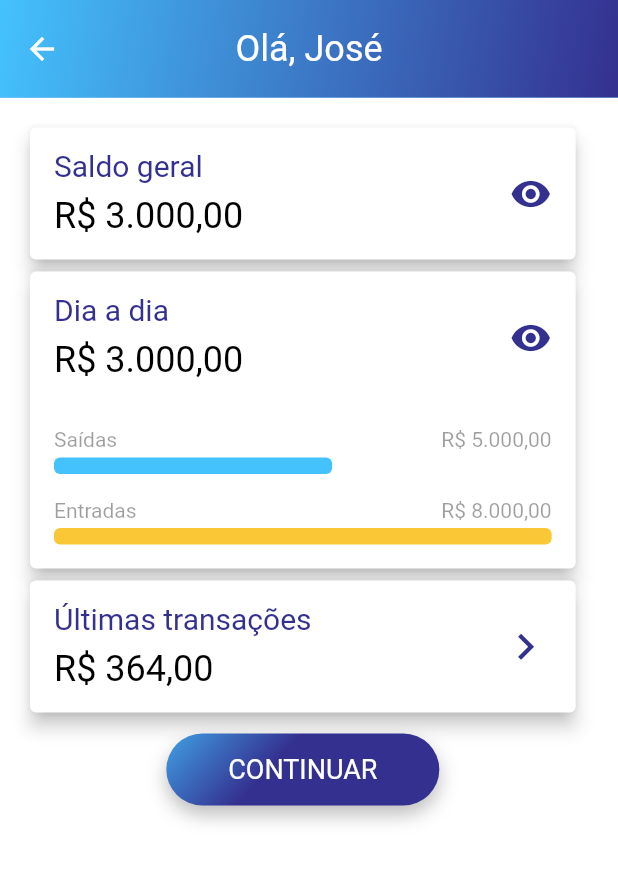
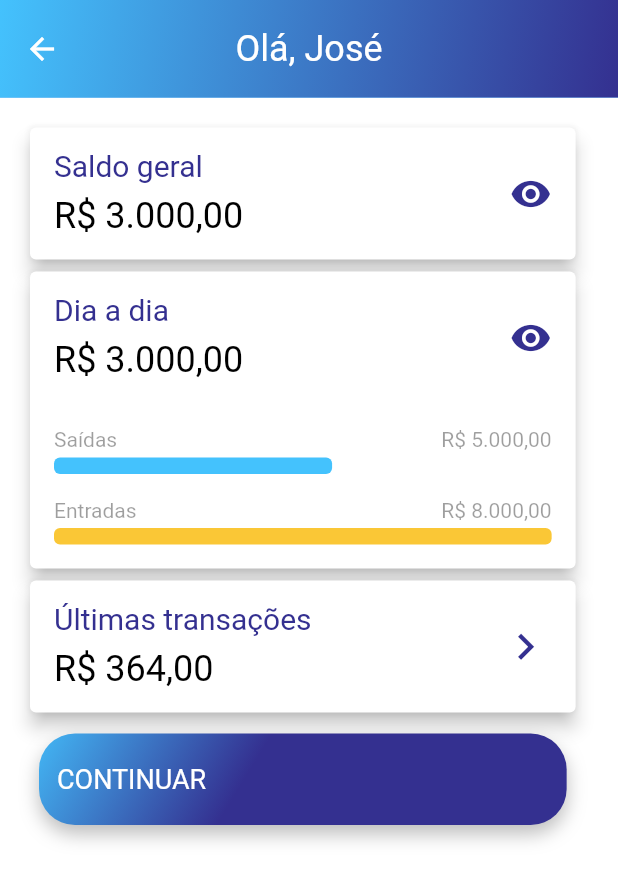
Before and after one commit to luna-vasconcelos/raroacademy-budget-techninjas, a Flutter app: the HomePage screen opened by its route, on a phone screen of 412 x 824 dp. Shown: the top 881 px of the screen. Run offline on Flutter 3.47's test engine with Material 2 defaults, Android fonts, the phone set to English and light mode, and no system bars; our stand-ins replace auth_buttons, firebase_auth, firebase_core, flutter_modular, flutter_screenutil, mobx; missing offline and left inert: animated_card; accounts and stored records are empty; generated files the repository leaves out were written again; project files that could hold a hidden picture were left out.

```diff
--- a/lib/src/app_module.dart
+++ b/lib/src/app_module.dart
@@ -14,8 +14,7 @@ class AppModule extends Module {
 
   @override
   List<ModularRoute> get routes => [
-        ModuleRoute(Modular.initialRoute,
-            module: CreateAccountModule() /*SplashModule()*/),
+        ModuleRoute(Modular.initialRoute, module: SplashModule()),
         ModuleRoute("/initial", module: InitialPageModule()),
         ModuleRoute("/login", module: LoginModule()),
         ModuleRoute("/createaccount", module: CreateAccountModule()),
--- a/lib/src/modules/home/home/home_page.dart
+++ b/lib/src/modules/home/home/home_page.dart
@@ -202,6 +202,7 @@ class _HomePageState extends State<HomePage> {
                 ),
               ),
               ElevatedButtonWidget(
+                  fontSize: 18,
                   buttonText: 'CONTINUAR',
                   width: 182,
                   height: 40,
--- a/lib/src/modules/login/create_account/create_account_module.dart
+++ b/lib/src/modules/login/create_account/create_account_module.dart
@@ -18,7 +18,7 @@ class CreateAccountModule extends Module {
             child: (context, args) => CreateAccountPage(),
             children: [
               ChildRoute('/pageStep1',
-                  child: (_, __) => CreateAccountPageviewStep1()),
+                  child: (_, __) => CreateAccountPageViewStep1()),
               ChildRoute('/pageStep2',
                   child: (_, __) => CreateAccountPageviewStep2()),
               ChildRoute('/pageStep3',
--- a/lib/src/shared/app_constants/text_styles.dart
+++ b/lib/src/shared/app_constants/text_styles.dart
@@ -52,6 +52,13 @@ class TextStyles {
     fontSize: 14,
     color: Colors.black38,
   );
+
+  static TextStyle createAccountTextStyleBottomNavigatorNumber = TextStyle(
+    fontFamily: "Roboto",
+    fontWeight: FontWeight.w400,
+    fontSize: 14,
+    color: Colors.black,
+  );
   static TextStyle black14w500Roboto = TextStyle(
     fontFamily: "Roboto",
     fontWeight: FontWeight.w500,
--- a/lib/src/shared/app_widgets/elevated_buttom_widget.dart
+++ b/lib/src/shared/app_widgets/elevated_buttom_widget.dart
@@ -4,19 +4,27 @@ class ElevatedButtonWidget extends StatelessWidget {
   final String buttonText;
   final double width;
   final Function onpressed;
+  final double fontSize;
   final double height;
+  final Widget? sufixicon;
+  final Widget? prefixicon;
+  final double? paddingValue;
 
   ElevatedButtonWidget({
     required this.buttonText,
     required this.width,
     required this.height,
     required this.onpressed,
+    this.sufixicon,
+    this.prefixicon,
+    required this.fontSize,
+    this.paddingValue,
   });
 
   @override
   Widget build(BuildContext context) {
     return Padding(
-      padding: const EdgeInsets.all(10.0),
+      padding: const EdgeInsets.all(10),
       child: Container(
         decoration: BoxDecoration(
           boxShadow: [
@@ -37,11 +45,14 @@ class ElevatedButtonWidget extends StatelessWidget {
         ),
         child: ElevatedButton(
           style: ButtonStyle(
+            padding:
+                MaterialStateProperty.all(EdgeInsets.all(paddingValue ?? 12)),
             shape: MaterialStateProperty.all<RoundedRectangleBorder>(
               RoundedRectangleBorder(
                 borderRadius: BorderRadius.circular(24),
               ),
             ),
+
             minimumSize: MaterialStateProperty.all(Size(width, height)),
             backgroundColor: MaterialStateProperty.all(Colors.transparent),
             // elevation: MaterialStateProperty.all(3),
@@ -51,17 +62,24 @@ class ElevatedButtonWidget extends StatelessWidget {
             onpressed();
           },
           child: Padding(
-            padding: const EdgeInsets.only(
+            padding: EdgeInsets.only(
               top: 8,
               bottom: 8,
             ),
-            child: Text(
-              buttonText,
-              style: TextStyle(
-                fontSize: 18,
-                // fontWeight: FontWeight.w700,
-                color: Colors.white,
-              ),
+            child: Row(
+              mainAxisSize: MainAxisSize.max,
+              children: [
+                prefixicon != null ? prefixicon! : Text(""),
+                Text(
+                  buttonText,
+                  style: TextStyle(
+                    fontSize: fontSize,
+                    // fontWeight: FontWeight.w700,
+                    color: Colors.white,
+                  ),
+                ),
+                sufixicon != null ? sufixicon! : Text(""),
+              ],
             ),
           ),
         ),
```
Also changed, not shown: lib/src/modules/login/create_account/create_account_page.dart (+69 -41 lines), lib/src/modules/login/create_account/create_account_steps/create_account_page_step1.dart (+94 -9 lines), lib/src/modules/login/initial/initial_page.dart (+20 -30 lines), lib/src/modules/login/login/login_page.dart (+4 -4 lines).
